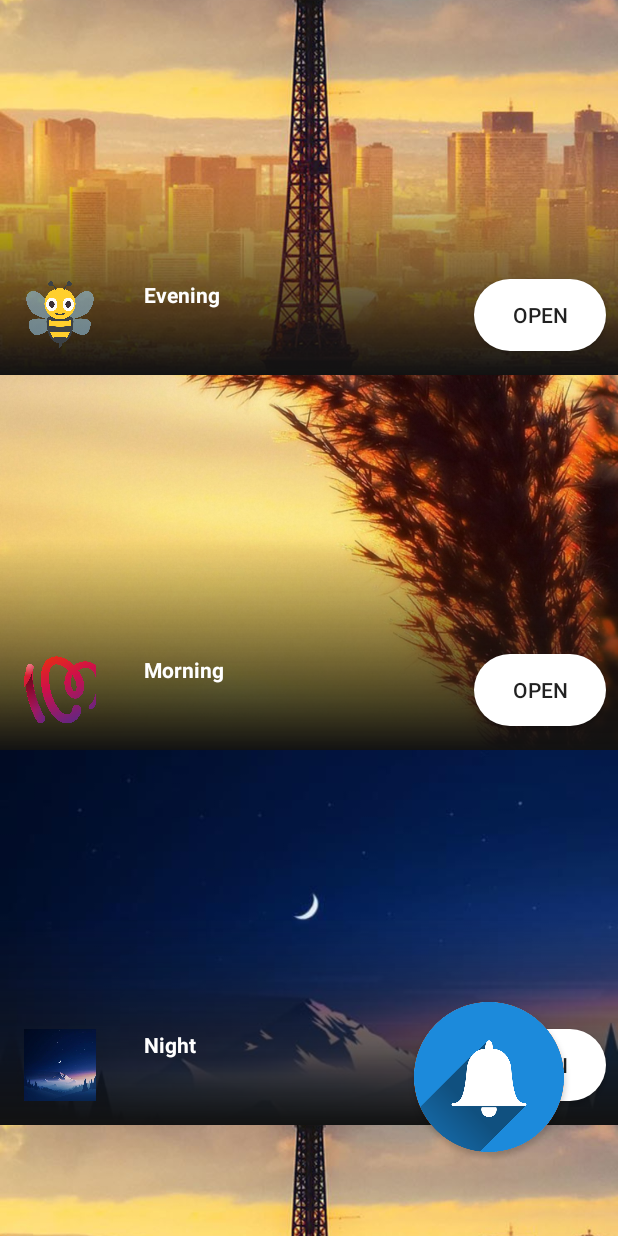
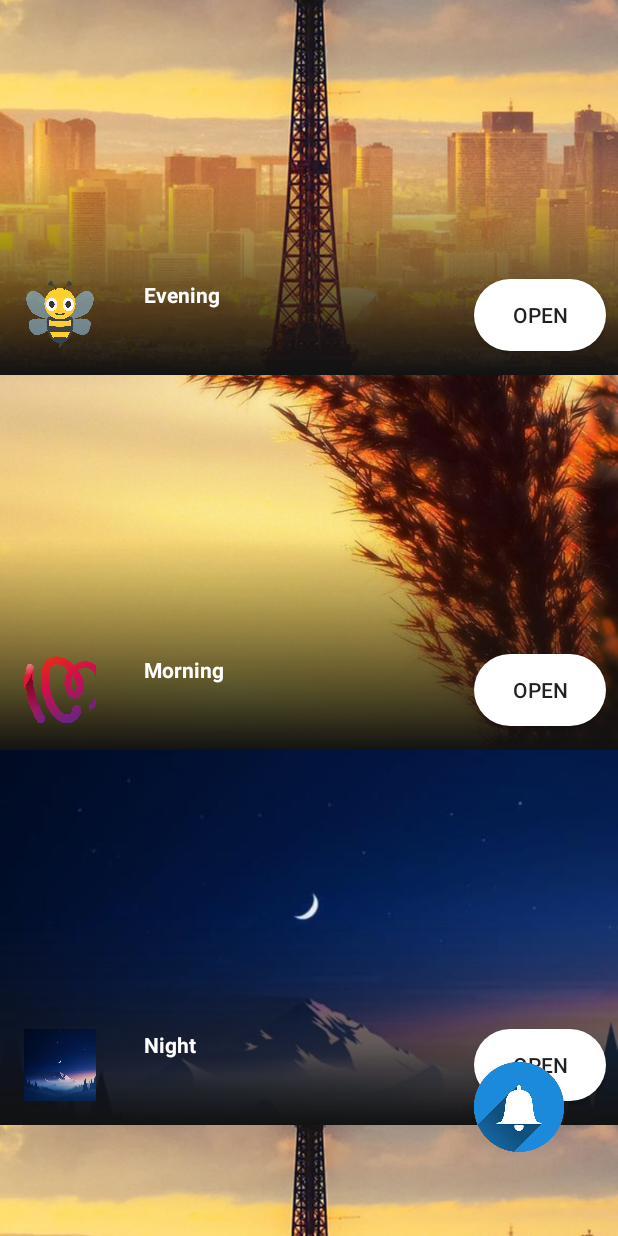
Before and after one commit to ArunkumaarS/Birthday_Gift, an Android app: the MainActivity screen opened directly, with no data from a screen before it, on a phone screen of 412 x 824 dp. Run offline under Robolectric (Android 15) with nearby library versions, the phone set to English and light mode, and no system bars.

Commit message:
Notification button Fix

```diff
--- a/app/src/main/res/drawable/circularbutton.xml
+++ b/app/src/main/res/drawable/circularbutton.xml
@@ -3,7 +3,7 @@
     <item >
         <shape android:shape="oval">
             <solid android:color="#ff5e00"/>
-            <size android:width="100dp" android:height="100dp"/>
+            <size android:width="50dp" android:height="50dp"/>
         </shape>
     </item>
 </selector>
--- a/app/src/main/res/layout/activity_main.xml
+++ b/app/src/main/res/layout/activity_main.xml
@@ -19,8 +19,8 @@
 
     <Button
         android:id="@+id/notificationbutton"
-        android:layout_width="wrap_content"
-        android:layout_height="wrap_content"
+        android:layout_width="60dp"
+        android:layout_height="60dp"
         android:layout_marginEnd="36dp"
         android:layout_marginRight="36dp"
         android:layout_marginBottom="56dp"
```
